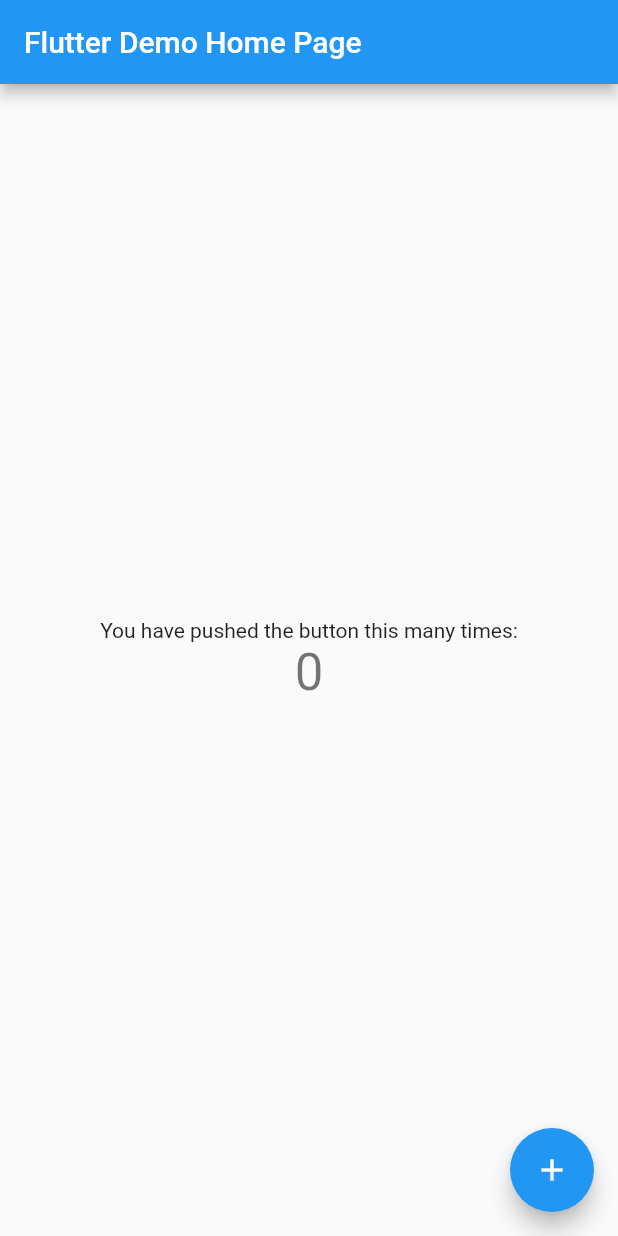
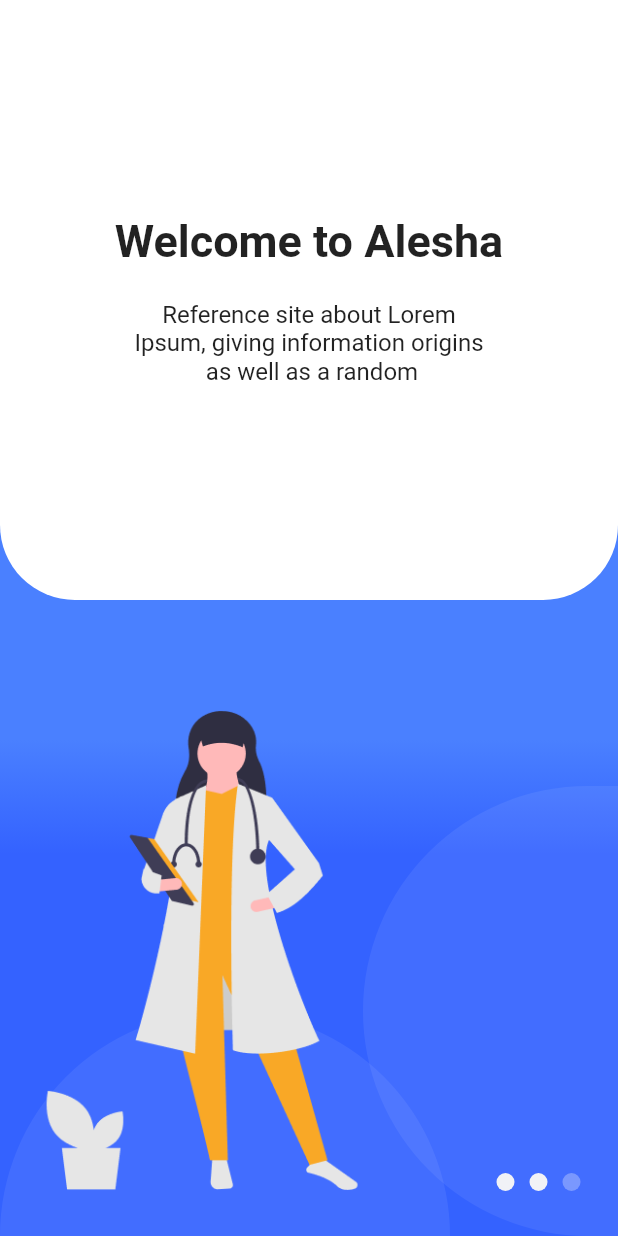
Before and after one commit to fadhilbima/tenang_flutter_test_alesha, a Flutter app: the screen it shows after launch, on a phone screen of 412 x 824 dp. Run offline on Flutter 3.47's test engine with Material 2 defaults, Android fonts, the phone set to English and light mode, and no system bars.

Commit message:
Onboarding_progress

```diff
--- a/lib/main.dart
+++ b/lib/main.dart
@@ -1,4 +1,5 @@
 import 'package:flutter/material.dart';
+import 'package:tenang_flutter_test/onboarding/screens/onboarding_page.dart';
 
 void main() {
   runApp(const MyApp());
@@ -6,110 +7,14 @@
 
 class MyApp extends StatelessWidget {
   const MyApp({super.key});
-
-  // This widget is the root of your application.
   @override
   Widget build(BuildContext context) {
     return MaterialApp(
       title: 'Flutter Demo',
       theme: ThemeData(
-        // This is the theme of your application.
-        //
-        // Try running your application with "flutter run". You'll see the
-        // application has a blue toolbar. Then, without quitting the app, try
-        // changing the primarySwatch below to Colors.green and then invoke
-        // "hot reload" (press "r" in the console where you ran "flutter run",
-        // or simply save your changes to "hot reload" in a Flutter IDE).
-        // Notice that the counter didn't reset back to zero; the application
-        // is not restarted.
         primarySwatch: Colors.blue,
       ),
-      home: const MyHomePage(title: 'Flutter Demo Home Page'),
+      home: OnboardingPage(),
     );
   }
 }
-
-class MyHomePage extends StatefulWidget {
-  const MyHomePage({super.key, required this.title});
-
-  // This widget is the home page of your application. It is stateful, meaning
-  // that it has a State object (defined below) that contains fields that affect
-  // how it looks.
-
-  // This class is the configuration for the state. It holds the values (in this
-  // case the title) provided by the parent (in this case the App widget) and
-  // used by the build method of the State. Fields in a Widget subclass are
-  // always marked "final".
-
-  final String title;
-
-  @override
-  State<MyHomePage> createState() => _MyHomePageState();
-}
-
-class _MyHomePageState extends State<MyHomePage> {
-  int _counter = 0;
-
-  void _incrementCounter() {
-    setState(() {
-      // This call to setState tells the Flutter framework that something has
-      // changed in this State, which causes it to rerun the build method below
-      // so that the display can reflect the updated values. If we changed
-      // _counter without calling setState(), then the build method would not be
-      // called again, and so nothing would appear to happen.
-      _counter++;
-    });
-  }
-
-  @override
-  Widget build(BuildContext context) {
-    // This method is rerun every time setState is called, for instance as done
-    // by the _incrementCounter method above.
-    //
-    // The Flutter framework has been optimized to make rerunning build methods
-    // fast, so that you can just rebuild anything that needs updating rather
-    // than having to individually change instances of widgets.
-    return Scaffold(
-      appBar: AppBar(
-        // Here we take the value from the MyHomePage object that was created by
-        // the App.build method, and use it to set our appbar title.
-        title: Text(widget.title),
-      ),
-      body: Center(
-        // Center is a layout widget. It takes a single child and positions it
-        // in the middle of the parent.
-        child: Column(
-          // Column is also a layout widget. It takes a list of children and
-          // arranges them vertically. By default, it sizes itself to fit its
-          // children horizontally, and tries to be as tall as its parent.
-          //
-          // Invoke "debug painting" (press "p" in the console, choose the
-          // "Toggle Debug Paint" action from the Flutter Inspector in Android
-          // Studio, or the "Toggle Debug Paint" command in Visual Studio Code)
-          // to see the wireframe for each widget.
-          //
-          // Column has various properties to control how it sizes itself and
-          // how it positions its children. Here we use mainAxisAlignment to
-          // center the children vertically; the main axis here is the vertical
-          // axis because Columns are vertical (the cross axis would be
-          // horizontal).
-          mainAxisAlignment: MainAxisAlignment.center,
-          children: <Widget>[
-            const Text(
-              'You have pushed the button this many times:',
-            ),
-            Text(
-              '$_counter',
-              style: Theme.of(context).textTheme.headlineMedium,
-            ),
-          ],
-        ),
-      ),
-      floatingActionButton: FloatingActionButton(
-        onPressed: _incrementCounter,
-        tooltip: 'Increment',
-        child: const Icon(Icons.add),
-      ), // This trailing comma makes auto-formatting nicer for build methods.
-    );
-  }
-}
--- /dev/null
+++ b/lib/onboarding/screens/onboarding_page.dart
@@ -0,0 +1,209 @@
+import 'package:flutter/material.dart';
+import 'package:tenang_flutter_test/onboarding/widget/onboard_indicator.dart';
+
+class OnboardingPage extends StatelessWidget {
+  const OnboardingPage({Key? key}) : super(key: key);
+
+  @override
+  Widget build(BuildContext context) {
+    return Scaffold(
+      body: SafeArea(
+        child: Stack(
+          children: [
+            LayoutBuilder(
+              builder: (context, constraint) {
+                if(constraint.maxHeight <= 750) {
+                  return Container(
+                    margin: EdgeInsets.only(top: 215),
+                    decoration: BoxDecoration(
+                      color: Color(0xFF4A80FF),
+                      gradient: LinearGradient(
+                        begin: Alignment.topCenter,
+                        end: Alignment.center,
+                        stops: [0.7, 14.0],
+                        colors: [Color(0xFF4A80FF), Color(0xFF3462FF)],
+                      ),
+                    ),
+                    child: Stack(
+                      children: [
+                        Align(
+                          alignment: Alignment.bottomLeft,
+                          child: Container(
+                            height: 150,
+                            width: 300,
+                            decoration: BoxDecoration(
+                              color: Colors.white.withOpacity(0.07),
+                              borderRadius: BorderRadius.only(
+                                topLeft: Radius.circular(300),
+                                topRight: Radius.circular(300),
+                              ),
+                            ),
+                          ),
+                        ),
+                        Align(
+                          alignment: Alignment.bottomRight,
+                          child: Container(
+                            height: 300,
+                            width: 170,
+                            decoration: BoxDecoration(
+                              color: Colors.white.withOpacity(0.07),
+                              borderRadius: BorderRadius.only(
+                                bottomLeft: Radius.circular(300),
+                                topLeft: Radius.circular(300),
+                              ),
+                            ),
+                          ),
+                        ),
+                        Align(
+                          alignment: Alignment.bottomLeft,
+                          child: Container(
+                            margin: EdgeInsets.only(left: 22, bottom: 30),
+                            child: Image.asset('assets/images/doctor_female.png'),
+                          ),
+                        )
+                      ],
+                    ),
+                  );
+                }
+                return Container(
+                  margin: EdgeInsets.only(top: 315),
+                  decoration: BoxDecoration(
+                    color: Color(0xFF4A80FF),
+                    gradient: LinearGradient(
+                      begin: Alignment.topCenter,
+                      end: Alignment.center,
+                      stops: [0.7, 14.0],
+                      colors: [Color(0xFF4A80FF), Color(0xFF3462FF)],
+                    ),
+                  ),
+                  child: Stack(
+                    alignment: Alignment.bottomLeft,
+                    children: [
+                      Align(
+                        alignment: Alignment.bottomLeft,
+                        child: Container(
+                          height: 150,
+                          width: 300,
+                          decoration: BoxDecoration(
+                            color: Colors.white.withOpacity(0.07),
+                            borderRadius: BorderRadius.only(
+                              topLeft: Radius.circular(300),
+                              topRight: Radius.circular(300),
+                            ),
+                          ),
+                        ),
+                      ),
+                      Align(
+                        alignment: Alignment.bottomRight,
+                        child: Container(
+                          height: 300,
+                          width: 170,
+                          decoration: BoxDecoration(
+                            color: Colors.white.withOpacity(0.07),
+                            borderRadius: BorderRadius.only(
+                              bottomLeft: Radius.circular(300),
+                              topLeft: Radius.circular(300),
+                            ),
+                          ),
+                        ),
+                      ),
+                      Container(
+                        margin: EdgeInsets.only(left: 22, bottom: 30),
+                        child: Image.asset('assets/images/doctor_female.png'),
+                      )
+                    ],
+                  ),
+                );
+              },
+            ),
+            LayoutBuilder(
+              builder: (context, constraint) {
+                if(constraint.maxHeight <= 750) {
+                  return Container(
+                    height: 300,
+                    decoration: BoxDecoration(
+                      borderRadius: BorderRadius.only(
+                        bottomLeft: Radius.circular(50),
+                        bottomRight: Radius.circular(50),
+                      ),
+                      color: Colors.white,
+                    ),
+                    child: Column(
+                      mainAxisAlignment: MainAxisAlignment.center,
+                      crossAxisAlignment: CrossAxisAlignment.stretch,
+                      children: [
+                        Text(
+                          'Welcome to Alesha',
+                          style: TextStyle(
+                            fontSize: 30,
+                            fontWeight: FontWeight.w700,
+                          ),
+                          textAlign: TextAlign.center,
+                        ),
+                        SizedBox(
+                          height: 22,
+                        ),
+                        Text(
+                          'Reference site about Lorem\nIpsum, giving information origins \n as well as a random',
+                          style: TextStyle(
+                              fontSize: 16,
+                              fontWeight: FontWeight.w400
+                          ),
+                          textAlign: TextAlign.center,
+                        )
+                      ],
+                    ),
+                  );
+                }
+                return Container(
+                  height: 400,
+                  decoration: BoxDecoration(
+                    borderRadius: BorderRadius.only(
+                      bottomLeft: Radius.circular(50),
+                      bottomRight: Radius.circular(50),
+                    ),
+                    color: Colors.white,
+                  ),
+                  child: Column(
+                    mainAxisAlignment: MainAxisAlignment.center,
+                    crossAxisAlignment: CrossAxisAlignment.stretch,
+                    children: [
+                      Text(
+                        'Welcome to Alesha',
+                        style: TextStyle(
+                          fontSize: 30,
+                          fontWeight: FontWeight.w700,
+                        ),
+                        textAlign: TextAlign.center,
+                      ),
+                      SizedBox(
+                        height: 22,
+                      ),
+                      Text(
+                        'Reference site about Lorem\nIpsum, giving information origins \n as well as a random',
+                        style: TextStyle(
+                            fontSize: 16,
+                            fontWeight: FontWeight.w400
+                        ),
+                        textAlign: TextAlign.center,
+                      )
+                    ],
+                  ),
+                );
+              }
+            ),
+            Align(
+              alignment: Alignment.bottomRight,
+              child: Container(
+                margin: EdgeInsets.only(right: 20, bottom: 30),
+                child: OnboardIndicator(
+                  currentPage: 2,
+                ),
+              )
+            )
+          ],
+        )
+      ),
+    );
+  }
+}
--- /dev/null
+++ b/lib/onboarding/widget/onboard_indicator.dart
@@ -0,0 +1,38 @@
+import 'package:flutter/material.dart';
+
+class OnboardIndicator extends StatelessWidget {
+  const OnboardIndicator({
+    Key? key,
+    required this.currentPage,
+  }) : super(key: key);
+  final int currentPage;
+
+  @override
+  Widget build(BuildContext context) {
+    return Row(
+      mainAxisAlignment: MainAxisAlignment.end,
+      children: [
+        Dot(color: currentPage == 0 ? Color.fromRGBO(252, 252, 252, 0.3) : Color(0xFFF1F2F6)),
+        Dot(color: currentPage == 1 ? Color.fromRGBO(252, 252, 252, 0.3) : Color(0xFFF1F2F6)),
+        Dot(color: currentPage == 2 ? Color.fromRGBO(252, 252, 252, 0.3) : Color(0xFFF1F2F6)),
+      ],
+    );
+  }
+}
+
+class Dot extends StatelessWidget {
+  Dot({super.key, required this.color});
+  final Color color;
+  @override
+  Widget build(BuildContext context) {
+    return Container(
+      width: 12,
+      height: 12,
+      margin: EdgeInsets.symmetric(horizontal: 5),
+      decoration: BoxDecoration(
+        shape: BoxShape.circle,
+        color: color,
+      ),
+    );
+  }
+}
--- a/pubspec.yaml
+++ b/pubspec.yaml
@@ -62,6 +62,8 @@
   # assets:
   #   - images/a_dot_burr.jpeg
   #   - images/a_dot_ham.jpeg
+  assets:
+    - assets/images/
 
   # An image asset can refer to one or more resolution-specific "variants", see
   # https://flutter.dev/assets-and-images/#resolution-aware
```
Also changed, not shown: assets/images/doctor_female.png (added).
